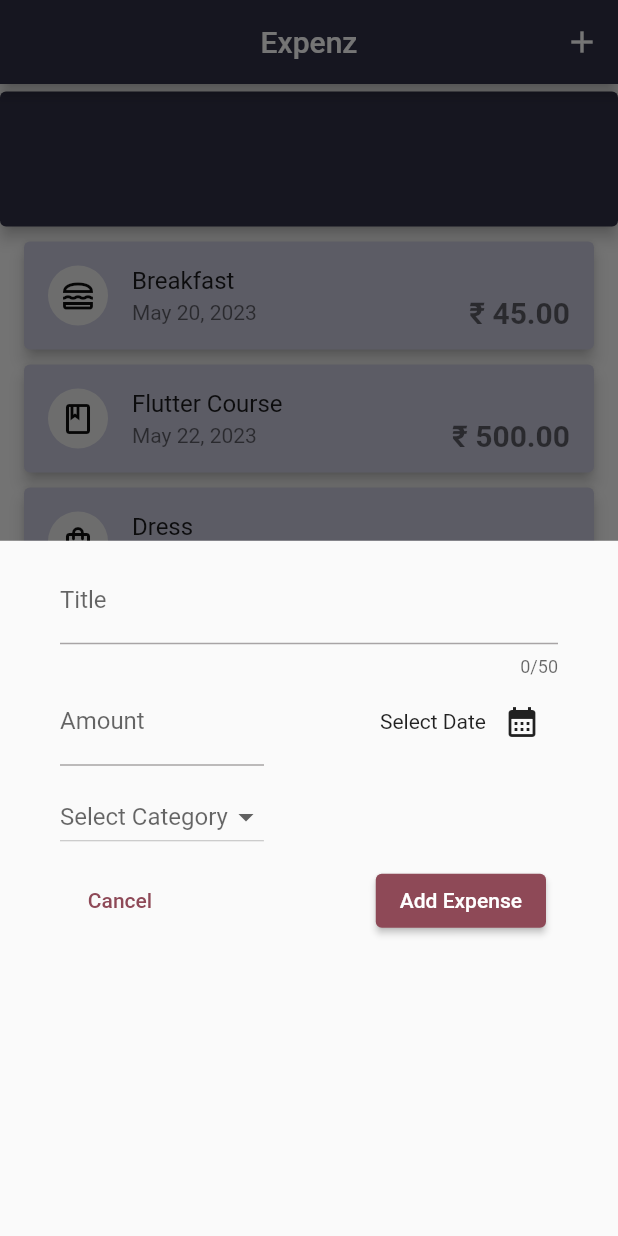
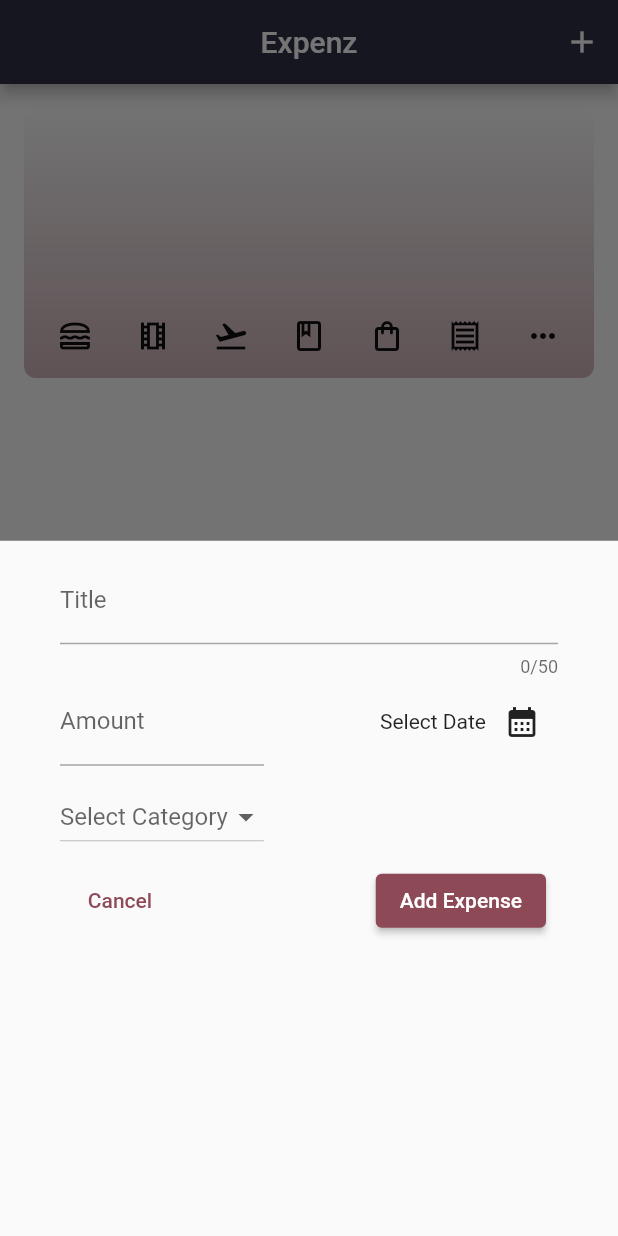
Before and after one commit to sreenath-kp/Expenz, a Flutter app: the screen it shows after launch, after a tap on the "add" icon, on a phone screen of 412 x 824 dp. Run offline on Flutter 3.47's test engine with Material 2 defaults, Android fonts, the phone set to English and light mode, and no system bars.

Commit message:
expense chart

```diff
--- a/lib/expenz.dart
+++ b/lib/expenz.dart
@@ -1,4 +1,5 @@
 import 'package:expenz/model/expense.dart';
+import 'package:expenz/widgets/chart.dart';
 import 'package:expenz/widgets/expenses_list.dart';
 import 'package:expenz/widgets/new_expense.dart';
 import 'package:flutter/material.dart';
@@ -11,32 +12,7 @@ class Expenses extends StatefulWidget {
 }
 
 class _ExpensesState extends State<Expenses> {
-  final List<Expense> _expenseList = [
-    Expense(
-      title: 'Breakfast',
-      amount: 45,
-      date: DateTime(2023, 5, 20),
-      category: Category.Food,
-    ),
-    Expense(
-      title: 'Flutter Course',
-      amount: 500,
-      date: DateTime.now(),
-      category: Category.Work,
-    ),
-    Expense(
-      title: 'Dress',
-      amount: 1500,
-      date: DateTime(2023, 5, 19),
-      category: Category.Shopping,
-    ),
-    Expense(
-      title: 'Cinema',
-      amount: 250,
-      date: DateTime(2023, 5, 17),
-      category: Category.Leisure,
-    ),
-  ];
+  final List<Expense> _expenseList = [];
 
   void _openAddExpenseOverlay() {
     showModalBottomSheet(
@@ -103,13 +79,7 @@ class _ExpensesState extends State<Expenses> {
       body: Center(
         child: Column(
           children: [
-            const SizedBox(
-              width: double.infinity,
-              height: 100,
-              child: Card(
-                color: Color(0xFF303046),
-              ),
-            ),
+            Chart(expenses: _expenseList),
             Expanded(
               child: mainContent,
             ),
--- a/lib/model/expense.dart
+++ b/lib/model/expense.dart
@@ -8,7 +8,7 @@ final formatter = DateFormat.yMMMd();
 // ignore: constant_identifier_names
 enum Category { Food, Travel, Shopping, Bills, Leisure, Work, Others }
 
-const catergoryIcons = {
+const categoryIcons = {
   Category.Food: Icons.lunch_dining_outlined,
   Category.Travel: Icons.flight_takeoff_outlined,
   Category.Shopping: Icons.shopping_bag_outlined,
--- /dev/null
+++ b/lib/widgets/chart.dart
@@ -0,0 +1,100 @@
+import 'package:flutter/material.dart';
+import 'package:expenz/widgets/chart_bar.dart';
+import 'package:expenz/model/expense.dart';
+
+class Chart extends StatelessWidget {
+  const Chart({super.key, required this.expenses});
+
+  final List<Expense> expenses;
+
+  // Create a list of buckets
+  List<ExpenseBucket> get buckets {
+    return [
+      ExpenseBucket.forCategory(expenses, Category.Food),
+      ExpenseBucket.forCategory(expenses, Category.Leisure),
+      ExpenseBucket.forCategory(expenses, Category.Travel),
+      ExpenseBucket.forCategory(expenses, Category.Work),
+      ExpenseBucket.forCategory(expenses, Category.Shopping),
+      ExpenseBucket.forCategory(expenses, Category.Bills),
+      ExpenseBucket.forCategory(expenses, Category.Others),
+    ];
+  }
+
+  // Get the highest total expense
+  double get maxTotalExpense {
+    double maxTotalExpense = 0;
+
+    for (final bucket in buckets) {
+      if (bucket.totalExpense > maxTotalExpense) {
+        maxTotalExpense = bucket.totalExpense;
+      }
+    }
+    return maxTotalExpense;
+  }
+
+  @override
+  Widget build(BuildContext context) {
+    final isDarkMode =
+        MediaQuery.of(context).platformBrightness == Brightness.dark;
+    return Container(
+      margin: const EdgeInsets.all(16),
+      padding: const EdgeInsets.symmetric(
+        vertical: 16,
+        horizontal: 8,
+      ),
+      width: double.infinity,
+      height: 180,
+      decoration: BoxDecoration(
+        borderRadius: BorderRadius.circular(8),
+        gradient: LinearGradient(
+          colors: [
+            Theme.of(context).colorScheme.primary.withOpacity(0.4),
+            Theme.of(context).colorScheme.primary.withOpacity(0.0)
+          ],
+          begin: Alignment.bottomCenter,
+          end: Alignment.topCenter,
+        ),
+      ),
+      child: Column(
+        children: [
+          Expanded(
+            child: Row(
+              crossAxisAlignment: CrossAxisAlignment.end,
+              children: [
+                for (final bucket in buckets) // alternative to map()
+                  ChartBar(
+                    fill: bucket.totalExpense == 0
+                        ? 0
+                        : bucket.totalExpense / maxTotalExpense,
+                  )
+              ],
+            ),
+          ),
+          const SizedBox(height: 12),
+          Row(
+            children: buckets
+                .map(
+                  (bucket) => Expanded(
+                    child: Padding(
+                      padding: const EdgeInsets.symmetric(horizontal: 4),
+                      child: Icon(
+                        categoryIcons[bucket.category],
+                        // color: isDarkMode
+                        //     ? Theme.of(context).colorScheme.secondary
+                        //     : Theme.of(context)
+                        //         .colorScheme
+                        //         .primary
+                        //         .withOpacity(0.65),
+                        color:
+                            isDarkMode ? Colors.white : const Color(0xFF0E0D0D),
+                      ),
+                    ),
+                  ),
+                )
+                .toList(),
+          )
+        ],
+      ),
+    );
+  }
+}
--- /dev/null
+++ b/lib/widgets/chart_bar.dart
@@ -0,0 +1,34 @@
+import 'package:flutter/material.dart';
+
+class ChartBar extends StatelessWidget {
+  const ChartBar({
+    super.key,
+    required this.fill,
+  });
+
+  final double fill;
+
+  @override
+  Widget build(BuildContext context) {
+    final isDarkMode =
+        MediaQuery.of(context).platformBrightness == Brightness.dark;
+    return Expanded(
+      child: Padding(
+        padding: const EdgeInsets.symmetric(horizontal: 4),
+        child: FractionallySizedBox(
+          heightFactor: fill,
+          child: DecoratedBox(
+            decoration: BoxDecoration(
+              shape: BoxShape.rectangle,
+              borderRadius:
+                  const BorderRadius.vertical(top: Radius.circular(8)),
+              color: isDarkMode
+                  ? Theme.of(context).colorScheme.secondary
+                  : Theme.of(context).colorScheme.primary.withOpacity(0.65),
+            ),
+          ),
+        ),
+      ),
+    );
+  }
+}
--- a/lib/widgets/expense_item.dart
+++ b/lib/widgets/expense_item.dart
@@ -27,7 +27,7 @@ class _ExpenseItemState extends State<ExpenseItem> {
             leading: CircleAvatar(
               backgroundColor: Colors.grey[200],
               child: Icon(
-                catergoryIcons[widget.expense.category],
+                categoryIcons[widget.expense.category],
                 color: const Color(0xFF0E0D0D),
               ),
             ),
```
